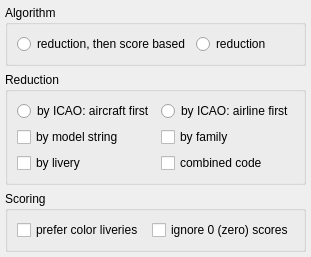
The window that src/blackgui/editors/matchingform.ui (swift-project/pilotclient) describes before a commit, drawn with Qt 5.
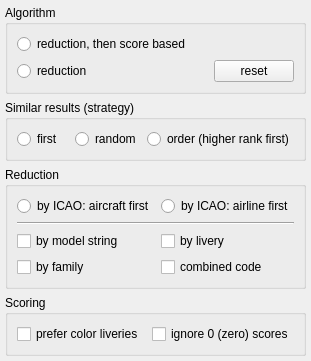
The same window after the commit.

Commit message: Ref T298, new attributes for matching setup in editor

The edit to the form file:
```diff
--- a/src/blackgui/editors/matchingform.ui
+++ b/src/blackgui/editors/matchingform.ui
@@ -6,8 +6,8 @@
    <rect>
     <x>0</x>
     <y>0</y>
-    <width>243</width>
-    <height>239</height>
+    <width>247</width>
+    <height>304</height>
    </rect>
   </property>
   <property name="windowTitle">
@@ -31,21 +31,58 @@
      <property name="title">
       <string>Algorithm</string>
      </property>
-     <layout class="QHBoxLayout" name="hl_Algorithm">
-      <item>
-       <widget class="QRadioButton" name="rb_ScoreBased">
-        <property name="text">
-         <string>reduction, then score based</string>
-        </property>
-       </widget>
-      </item>
-      <item>
+     <layout class="QGridLayout" name="gridLayout">
+      <item row="1" column="0">
        <widget class="QRadioButton" name="rb_Reduction">
         <property name="text">
          <string>reduction</string>
         </property>
        </widget>
       </item>
+      <item row="0" column="0">
+       <widget class="QRadioButton" name="rb_ScoreBased">
+        <property name="text">
+         <string>reduction, then score based</string>
+        </property>
+       </widget>
+      </item>
+      <item row="1" column="1" alignment="Qt::AlignRight">
+       <widget class="QPushButton" name="pb_Reset">
+        <property name="text">
+         <string>reset</string>
+        </property>
+       </widget>
+      </item>
+     </layout>
+    </widget>
+   </item>
+   <item>
+    <widget class="QGroupBox" name="gb_PickStrategy">
+     <property name="title">
+      <string>Similar results (strategy)</string>
+     </property>
+     <layout class="QHBoxLayout" name="hl_PickStrategy">
+      <item>
+       <widget class="QRadioButton" name="rb_PickFirst">
+        <property name="text">
+         <string>first</string>
+        </property>
+       </widget>
+      </item>
+      <item>
+       <widget class="QRadioButton" name="rb_PickRandom">
+        <property name="text">
+         <string>random</string>
+        </property>
+       </widget>
+      </item>
+      <item>
+       <widget class="QRadioButton" name="rb_PickByOrder">
+        <property name="text">
+         <string>order (higher rank first)</string>
+        </property>
+       </widget>
+      </item>
      </layout>
     </widget>
    </item>
@@ -55,28 +92,35 @@
       <string>Reduction</string>
      </property>
      <layout class="QGridLayout" name="gl_Mode">
-      <item row="3" column="1">
+      <item row="1" column="1">
+       <widget class="QRadioButton" name="rb_ByIcaoDataAirline1st">
+        <property name="text">
+         <string>by ICAO: airline first</string>
+        </property>
+       </widget>
+      </item>
+      <item row="4" column="0">
+       <widget class="QCheckBox" name="cb_ByFamily">
+        <property name="text">
+         <string>by family</string>
+        </property>
+       </widget>
+      </item>
+      <item row="4" column="1">
        <widget class="QCheckBox" name="cb_ByCombinedCode">
         <property name="text">
          <string>combined code</string>
         </property>
        </widget>
       </item>
-      <item row="3" column="0">
+      <item row="3" column="1">
        <widget class="QCheckBox" name="cb_ByLivery">
         <property name="text">
          <string>by livery</string>
         </property>
        </widget>
       </item>
-      <item row="2" column="1">
-       <widget class="QCheckBox" name="cb_ByFamily">
-        <property name="text">
-         <string>by family</string>
-        </property>
-       </widget>
-      </item>
-      <item row="2" column="0">
+      <item row="3" column="0">
        <widget class="QCheckBox" name="cb_ByModelString">
         <property name="text">
          <string>by model string</string>
@@ -90,10 +134,10 @@
         </property>
        </widget>
       </item>
-      <item row="1" column="1">
-       <widget class="QRadioButton" name="rb_ByIcaoDataAirline1st">
-        <property name="text">
-         <string>by ICAO: airline first</string>
+      <item row="2" column="0" colspan="2">
+       <widget class="Line" name="line_Reduction">
+        <property name="orientation">
+         <enum>Qt::Horizontal</enum>
         </property>
        </widget>
       </item>
```
Left out of the diff: 6 changed lines with no effect on the pictures. The commit also changes 2 other files.
